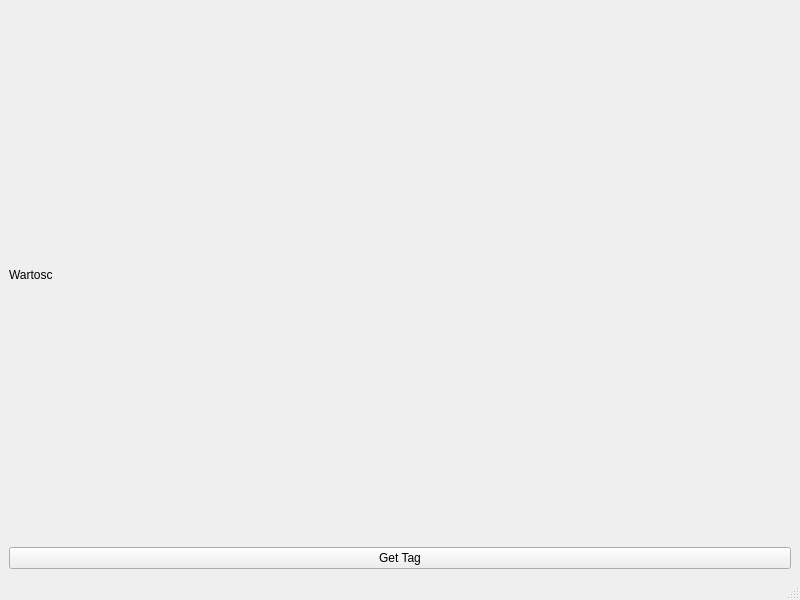
Above: mainwindow.ui from ArkadiuszStanislawLega/Flashcards_Qt before the change. Below: the same form after it.
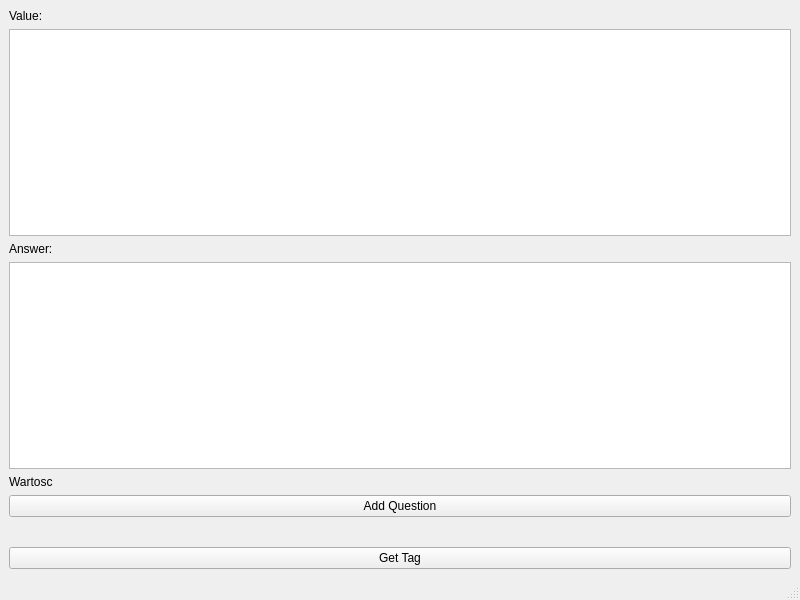
That is the form after the change.

Commit message: Update DbQuestion - added findId.

Diff of the .ui file:
```diff
--- a/mainwindow.ui
+++ b/mainwindow.ui
@@ -15,6 +15,26 @@
   </property>
   <widget class="QWidget" name="centralwidget">
    <layout class="QVBoxLayout" name="verticalLayout">
+    <item>
+     <widget class="QLabel" name="label">
+      <property name="text">
+       <string>Value:</string>
+      </property>
+     </widget>
+    </item>
+    <item>
+     <widget class="QTextEdit" name="te_question_value"/>
+    </item>
+    <item>
+     <widget class="QLabel" name="label_2">
+      <property name="text">
+       <string>Answer:</string>
+      </property>
+     </widget>
+    </item>
+    <item>
+     <widget class="QTextEdit" name="te_question_answer"/>
+    </item>
     <item alignment="Qt::AlignLeft|Qt::AlignVCenter">
      <widget class="QLabel" name="l_output">
       <property name="text">
@@ -22,6 +42,18 @@
       </property>
      </widget>
     </item>
+    <item>
+     <widget class="QPushButton" name="b_add_question">
+      <property name="text">
+       <string>Add Question</string>
+      </property>
+     </widget>
+    </item>
+    <item>
+     <widget class="QFrame" name="horizontalFrame">
+      <layout class="QHBoxLayout" name="horizontalLayout"/>
+     </widget>
+    </item>
     <item>
      <widget class="QPushButton" name="b_get_tag">
       <property name="text">
```
The commit also changes 5 other files.
